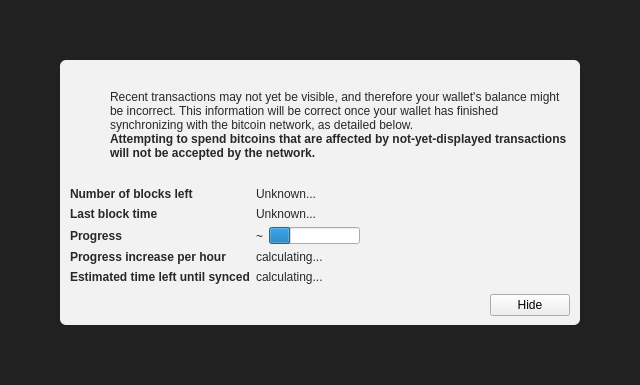
Before: the Qt Designer form src/qt/forms/modaloverlay.ui in SenatorJohnMcLaughlin/TestCoin, drawn with Qt 5.
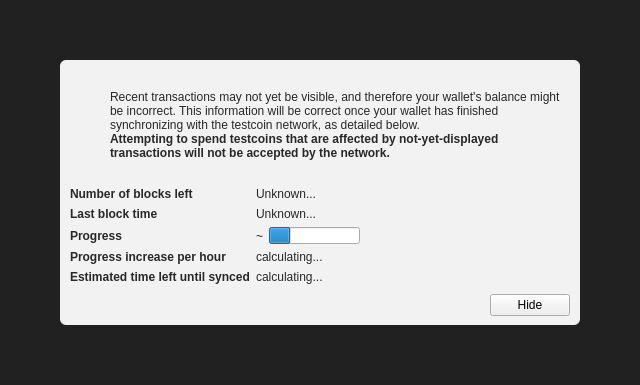
After: the same form once the commit is applied. Icons and pictures are not drawn. Custom widgets are drawn as their Qt base class.

Commit message: rename bitcoin into readercoin occurrences

Patch:
```diff
--- a/src/qt/forms/modaloverlay.ui
+++ b/src/qt/forms/modaloverlay.ui
@@ -130,7 +130,7 @@
              <item>
               <widget class="QLabel" name="infoText">
                <property name="text">
-                <string>Recent transactions may not yet be visible, and therefore your wallet's balance might be incorrect. This information will be correct once your wallet has finished synchronizing with the bitcoin network, as detailed below.</string>
+                <string>Recent transactions may not yet be visible, and therefore your wallet's balance might be incorrect. This information will be correct once your wallet has finished synchronizing with the testcoin network, as detailed below.</string>
                </property>
                <property name="textFormat">
                 <enum>Qt::RichText</enum>
@@ -149,7 +149,7 @@
                 </font>
                </property>
                <property name="text">
-                <string>Attempting to spend bitcoins that are affected by not-yet-displayed transactions will not be accepted by the network.</string>
+                <string>Attempting to spend testcoins that are affected by not-yet-displayed transactions will not be accepted by the network.</string>
                </property>
                <property name="textFormat">
                 <enum>Qt::RichText</enum>
```
The commit also changes 1083 other files.
